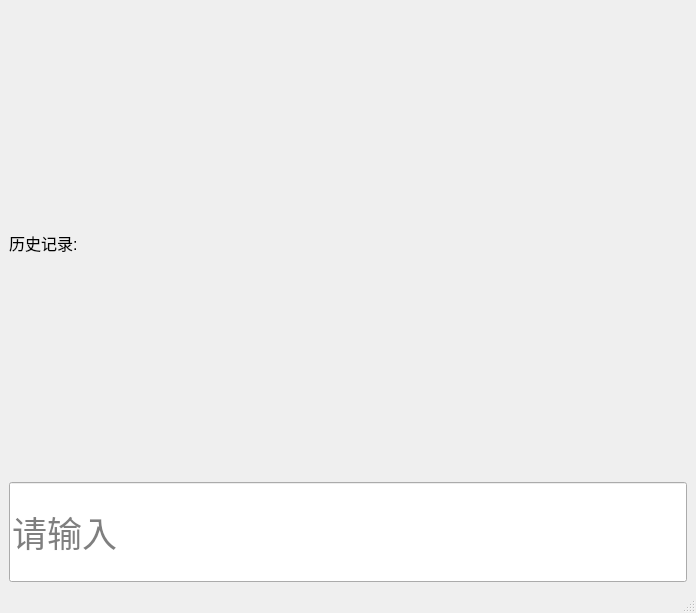
First picture: the form in mainwindow.ui, repository s3loy/HexCalculator, before the edit.
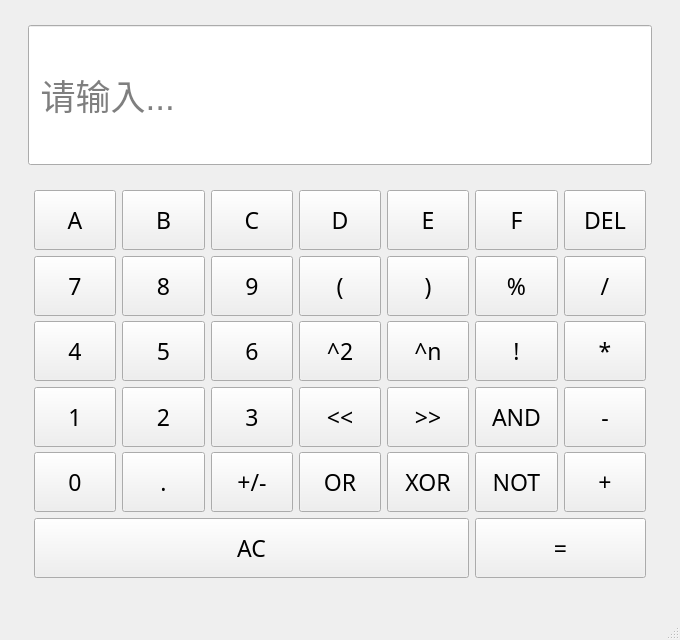
Second picture: the form after the edit.

Commit message: feat: ui base

What changed in the file:
```diff
--- a/mainwindow.ui
+++ b/mainwindow.ui
@@ -6,45 +6,947 @@
    <rect>
     <x>0</x>
     <y>0</y>
-    <width>696</width>
-    <height>613</height>
+    <width>680</width>
+    <height>640</height>
    </rect>
   </property>
+  <property name="minimumSize">
+   <size>
+    <width>680</width>
+    <height>640</height>
+   </size>
+  </property>
+  <property name="maximumSize">
+   <size>
+    <width>680</width>
+    <height>640</height>
+   </size>
+  </property>
+  <property name="font">
+   <font>
+    <fontweight>Medium</fontweight>
+   </font>
+  </property>
   <property name="windowTitle">
    <string>MainWindow</string>
   </property>
+  <property name="layoutDirection">
+   <enum>Qt::LayoutDirection::LeftToRight</enum>
+  </property>
+  <property name="tabShape">
+   <enum>QTabWidget::TabShape::Rounded</enum>
+  </property>
   <widget class="QWidget" name="centralwidget">
-   <layout class="QGridLayout" name="gridLayout">
-    <item row="0" column="0">
-     <widget class="QLabel" name="historyLabel">
-      <property name="font">
-       <font>
-        <pointsize>12</pointsize>
-       </font>
+   <property name="layoutDirection">
+    <enum>Qt::LayoutDirection::LeftToRight</enum>
+   </property>
+   <layout class="QVBoxLayout" name="verticalLayout">
+    <item>
+     <spacer name="verticalSpacer_2">
+      <property name="orientation">
+       <enum>Qt::Orientation::Vertical</enum>
       </property>
-      <property name="text">
-       <string>历史记录:</string>
+      <property name="sizeType">
+       <enum>QSizePolicy::Policy::Maximum</enum>
       </property>
+      <property name="sizeHint" stdset="0">
+       <size>
+        <width>20</width>
+        <height>10</height>
+       </size>
+      </property>
+     </spacer>
+    </item>
+    <item>
+     <widget class="QWidget" name="containerWidget" native="true">
+      <layout class="QHBoxLayout" name="horizontalLayout">
+       <item>
+        <spacer name="horizontalSpacer_3">
+         <property name="orientation">
+          <enum>Qt::Orientation::Horizontal</enum>
+         </property>
+         <property name="sizeType">
+          <enum>QSizePolicy::Policy::Minimum</enum>
+         </property>
+         <property name="sizeHint" stdset="0">
+          <size>
+           <width>10</width>
+           <height>20</height>
+          </size>
+         </property>
+        </spacer>
+       </item>
+       <item>
+        <widget class="QLineEdit" name="displayLineEdit">
+         <property name="sizePolicy">
+          <sizepolicy hsizetype="Expanding" vsizetype="Preferred">
+           <horstretch>0</horstretch>
+           <verstretch>0</verstretch>
+          </sizepolicy>
+         </property>
+         <property name="minimumSize">
+          <size>
+           <width>70</width>
+           <height>140</height>
+          </size>
+         </property>
+         <property name="maximumSize">
+          <size>
+           <width>16777215</width>
+           <height>140</height>
+          </size>
+         </property>
+         <property name="font">
+          <font>
+           <pointsize>26</pointsize>
+           <fontweight>Medium</fontweight>
+          </font>
+         </property>
+         <property name="cursor">
+          <cursorShape>BlankCursor</cursorShape>
+         </property>
+         <property name="mouseTracking">
+          <bool>false</bool>
+         </property>
+         <property name="tabletTracking">
+          <bool>false</bool>
+         </property>
+         <property name="acceptDrops">
+          <bool>false</bool>
+         </property>
+         <property name="whatsThis">
+          <string/>
+         </property>
+         <property name="autoFillBackground">
+          <bool>false</bool>
+         </property>
+         <property name="alignment">
+          <set>Qt::AlignmentFlag::AlignLeading|Qt::AlignmentFlag::AlignLeft|Qt::AlignmentFlag::AlignVCenter</set>
+         </property>
+         <property name="readOnly">
+          <bool>true</bool>
+         </property>
+         <property name="placeholderText">
+          <string> 请输入...</string>
+         </property>
+        </widget>
+       </item>
+       <item>
+        <spacer name="horizontalSpacer_4">
+         <property name="orientation">
+          <enum>Qt::Orientation::Horizontal</enum>
+         </property>
+         <property name="sizeType">
+          <enum>QSizePolicy::Policy::Minimum</enum>
+         </property>
+         <property name="sizeHint" stdset="0">
+          <size>
+           <width>10</width>
+           <height>20</height>
+          </size>
+         </property>
+        </spacer>
+       </item>
+      </layout>
      </widget>
     </item>
-    <item row="1" column="0">
-     <widget class="QLineEdit" name="displayLineEdit">
+    <item>
+     <widget class="QWidget" name="buttonWidget" native="true">
+      <property name="sizePolicy">
+       <sizepolicy hsizetype="Preferred" vsizetype="MinimumExpanding">
+        <horstretch>0</horstretch>
+        <verstretch>0</verstretch>
+       </sizepolicy>
+      </property>
       <property name="minimumSize">
        <size>
-        <width>80</width>
-        <height>100</height>
+        <width>70</width>
+        <height>60</height>
        </size>
       </property>
       <property name="font">
        <font>
-        <pointsize>26</pointsize>
+        <family>Noto Sans</family>
+        <pointsize>17</pointsize>
+        <bold>false</bold>
+        <hintingpreference>PreferFullHinting</hintingpreference>
        </font>
       </property>
-      <property name="placeholderText">
-       <string>请输入</string>
-      </property>
+      <layout class="QGridLayout" name="gridLayout">
+       <property name="leftMargin">
+        <number>15</number>
+       </property>
+       <property name="topMargin">
+        <number>10</number>
+       </property>
+       <property name="rightMargin">
+        <number>15</number>
+       </property>
+       <property name="bottomMargin">
+        <number>15</number>
+       </property>
+       <item row="3" column="1">
+        <widget class="QPushButton" name="btn1">
+         <property name="sizePolicy">
+          <sizepolicy hsizetype="Minimum" vsizetype="MinimumExpanding">
+           <horstretch>0</horstretch>
+           <verstretch>0</verstretch>
+          </sizepolicy>
+         </property>
+         <property name="minimumSize">
+          <size>
+           <width>70</width>
+           <height>60</height>
+          </size>
+         </property>
+         <property name="text">
+          <string>1</string>
+         </property>
+        </widget>
+       </item>
+       <item row="1" column="3">
+        <widget class="QPushButton" name="btn9">
+         <property name="sizePolicy">
+          <sizepolicy hsizetype="Minimum" vsizetype="MinimumExpanding">
+           <horstretch>0</horstretch>
+           <verstretch>0</verstretch>
+          </sizepolicy>
+         </property>
+         <property name="minimumSize">
+          <size>
+           <width>70</width>
+           <height>60</height>
+          </size>
+         </property>
+         <property name="text">
+          <string>9</string>
+         </property>
+        </widget>
+       </item>
+       <item row="2" column="3">
+        <widget class="QPushButton" name="btn6">
+         <property name="sizePolicy">
+          <sizepolicy hsizetype="Minimum" vsizetype="MinimumExpanding">
+           <horstretch>0</horstretch>
+           <verstretch>0</verstretch>
+          </sizepolicy>
+         </property>
+         <property name="minimumSize">
+          <size>
+           <width>70</width>
+           <height>60</height>
+          </size>
+         </property>
+         <property name="text">
+          <string>6</string>
+         </property>
+        </widget>
+       </item>
+       <item row="2" column="1">
+        <widget class="QPushButton" name="btn4">
+         <property name="sizePolicy">
+          <sizepolicy hsizetype="Minimum" vsizetype="MinimumExpanding">
+           <horstretch>0</horstretch>
+           <verstretch>0</verstretch>
+          </sizepolicy>
+         </property>
+         <property name="minimumSize">
+          <size>
+           <width>70</width>
+           <height>60</height>
+          </size>
+         </property>
+         <property name="text">
+          <string>4</string>
+         </property>
+        </widget>
+       </item>
+       <item row="2" column="6">
+        <widget class="QPushButton" name="btnFactorial">
+         <property name="sizePolicy">
+          <sizepolicy hsizetype="Minimum" vsizetype="MinimumExpanding">
+           <horstretch>0</horstretch>
+           <verstretch>0</verstretch>
+          </sizepolicy>
+         </property>
+         <property name="minimumSize">
+          <size>
+           <width>70</width>
+           <height>60</height>
+          </size>
+         </property>
+         <property name="text">
+          <string>!</string>
+         </property>
+        </widget>
+       </item>
+       <item row="2" column="5">
+        <widget class="QPushButton" name="btnPower">
+         <property name="sizePolicy">
+          <sizepolicy hsizetype="Minimum" vsizetype="MinimumExpanding">
+           <horstretch>0</horstretch>
+           <verstretch>0</verstretch>
+          </sizepolicy>
+         </property>
+         <property name="minimumSize">
+          <size>
+           <width>70</width>
+           <height>60</height>
+          </size>
+         </property>
+         <property name="text">
+          <string>^n</string>
+         </property>
+        </widget>
+       </item>
+       <item row="4" column="5">
+        <widget class="QPushButton" name="btnXor">
+         <property name="sizePolicy">
+          <sizepolicy hsizetype="Minimum" vsizetype="MinimumExpanding">
+           <horstretch>0</horstretch>
+           <verstretch>0</verstretch>
+          </sizepolicy>
+         </property>
+         <property name="minimumSize">
+          <size>
+           <width>70</width>
+           <height>60</height>
+          </size>
+         </property>
+         <property name="text">
+          <string>XOR</string>
+         </property>
+        </widget>
+       </item>
+       <item row="1" column="7">
+        <widget class="QPushButton" name="btnDivide">
+         <property name="sizePolicy">
+          <sizepolicy hsizetype="Minimum" vsizetype="MinimumExpanding">
+           <horstretch>0</horstretch>
+           <verstretch>0</verstretch>
+          </sizepolicy>
+         </property>
+         <property name="minimumSize">
+          <size>
+           <width>70</width>
+           <height>60</height>
+          </size>
+         </property>
+         <property name="text">
+          <string>/</string>
+         </property>
+        </widget>
+       </item>
+       <item row="1" column="2">
+        <widget class="QPushButton" name="btn8">
+         <property name="sizePolicy">
+          <sizepolicy hsizetype="Minimum" vsizetype="MinimumExpanding">
+           <horstretch>0</horstretch>
+           <verstretch>0</verstretch>
+          </sizepolicy>
+         </property>
+         <property name="minimumSize">
+          <size>
+           <width>70</width>
+           <height>60</height>
+          </size>
+         </property>
+         <property name="text">
+          <string>8</string>
+         </property>
+        </widget>
+       </item>
+       <item row="1" column="4">
+        <widget class="QPushButton" name="btnLeftParen">
+         <property name="sizePolicy">
+          <sizepolicy hsizetype="Minimum" vsizetype="MinimumExpanding">
+           <horstretch>0</horstretch>
+           <verstretch>0</verstretch>
+          </sizepolicy>
+         </property>
+         <property name="minimumSize">
+          <size>
+           <width>70</width>
+           <height>60</height>
+          </size>
+         </property>
+         <property name="text">
+          <string>(</string>
+         </property>
+        </widget>
+       </item>
+       <item row="2" column="7">
+        <widget class="QPushButton" name="btnMultiply">
+         <property name="sizePolicy">
+          <sizepolicy hsizetype="Minimum" vsizetype="MinimumExpanding">
+           <horstretch>0</horstretch>
+           <verstretch>0</verstretch>
+          </sizepolicy>
+         </property>
+         <property name="minimumSize">
+          <size>
+           <width>70</width>
+           <height>60</height>
+          </size>
+         </property>
+         <property name="text">
+          <string>*</string>
+         </property>
+        </widget>
+       </item>
+       <item row="1" column="5">
+        <widget class="QPushButton" name="btnRightParen">
+         <property name="sizePolicy">
+          <sizepolicy hsizetype="Minimum" vsizetype="MinimumExpanding">
+           <horstretch>0</horstretch>
+           <verstretch>0</verstretch>
+          </sizepolicy>
+         </property>
+         <property name="minimumSize">
+          <size>
+           <width>70</width>
+           <height>60</height>
+          </size>
+         </property>
+         <property name="text">
+          <string>)</string>
+         </property>
+        </widget>
+       </item>
+       <item row="3" column="5">
+        <widget class="QPushButton" name="btnRightShift">
+         <property name="sizePolicy">
+          <sizepolicy hsizetype="Minimum" vsizetype="MinimumExpanding">
+           <horstretch>0</horstretch>
+           <verstretch>0</verstretch>
+          </sizepolicy>
+         </property>
+         <property name="minimumSize">
+          <size>
+           <width>70</width>
+           <height>60</height>
+          </size>
+         </property>
+         <property name="text">
+          <string>&gt;&gt;</string>
+         </property>
+        </widget>
+       </item>
+       <item row="0" column="3">
+        <widget class="QPushButton" name="btnC">
+         <property name="sizePolicy">
+          <sizepolicy hsizetype="Minimum" vsizetype="MinimumExpanding">
+           <horstretch>0</horstretch>
+           <verstretch>0</verstretch>
+          </sizepolicy>
+         </property>
+         <property name="minimumSize">
+          <size>
+           <width>70</width>
+           <height>60</height>
+          </size>
+         </property>
+         <property name="text">
+          <string>C</string>
+         </property>
+        </widget>
+       </item>
+       <item row="2" column="2">
+        <widget class="QPushButton" name="btn5">
+         <property name="sizePolicy">
+          <sizepolicy hsizetype="Minimum" vsizetype="MinimumExpanding">
+           <horstretch>0</horstretch>
+           <verstretch>0</verstretch>
+          </sizepolicy>
+         </property>
+         <property name="minimumSize">
+          <size>
+           <width>70</width>
+           <height>60</height>
+          </size>
+         </property>
+         <property name="text">
+          <string>5</string>
+         </property>
+        </widget>
+       </item>
+       <item row="4" column="4">
+        <widget class="QPushButton" name="btnOr">
+         <property name="sizePolicy">
+          <sizepolicy hsizetype="Minimum" vsizetype="MinimumExpanding">
+           <horstretch>0</horstretch>
+           <verstretch>0</verstretch>
+          </sizepolicy>
+         </property>
+         <property name="minimumSize">
+          <size>
+           <width>70</width>
+           <height>60</height>
+          </size>
+         </property>
+         <property name="text">
+          <string>OR</string>
+         </property>
+        </widget>
+       </item>
+       <item row="5" column="6" colspan="2">
+        <widget class="QPushButton" name="btnEqual">
+         <property name="sizePolicy">
+          <sizepolicy hsizetype="Minimum" vsizetype="MinimumExpanding">
+           <horstretch>0</horstretch>
+           <verstretch>0</verstretch>
+          </sizepolicy>
+         </property>
+         <property name="minimumSize">
+          <size>
+           <width>70</width>
+           <height>60</height>
+          </size>
+         </property>
+         <property name="text">
+          <string>=</string>
+         </property>
+        </widget>
+       </item>
+       <item row="4" column="3">
+        <widget class="QPushButton" name="btnNegate">
+         <property name="sizePolicy">
+          <sizepolicy hsizetype="Minimum" vsizetype="MinimumExpanding">
+           <horstretch>0</horstretch>
+           <verstretch>0</verstretch>
+          </sizepolicy>
+         </property>
+         <property name="minimumSize">
+          <size>
+           <width>70</width>
+           <height>60</height>
+          </size>
+         </property>
+         <property name="text">
+          <string>+/-</string>
+         </property>
+        </widget>
+       </item>
+       <item row="2" column="4">
+        <widget class="QPushButton" name="btnSquare">
+         <property name="sizePolicy">
+          <sizepolicy hsizetype="Minimum" vsizetype="MinimumExpanding">
+           <horstretch>0</horstretch>
+           <verstretch>0</verstretch>
+          </sizepolicy>
+         </property>
+         <property name="minimumSize">
+          <size>
+           <width>70</width>
+           <height>60</height>
+          </size>
+         </property>
+         <property name="text">
+          <string>^2</string>
+         </property>
+        </widget>
+       </item>
+       <item row="3" column="6">
+        <widget class="QPushButton" name="btnAnd">
+         <property name="sizePolicy">
+          <sizepolicy hsizetype="Minimum" vsizetype="MinimumExpanding">
+           <horstretch>0</horstretch>
+           <verstretch>0</verstretch>
+          </sizepolicy>
+         </property>
+         <property name="minimumSize">
+          <size>
+           <width>70</width>
+           <height>60</height>
+          </size>
+         </property>
+         <property name="text">
+          <string>AND</string>
+         </property>
+        </widget>
+       </item>
+       <item row="0" column="5">
+        <widget class="QPushButton" name="btnE">
+         <property name="sizePolicy">
+          <sizepolicy hsizetype="Minimum" vsizetype="MinimumExpanding">
+           <horstretch>0</horstretch>
+           <verstretch>0</verstretch>
+          </sizepolicy>
+         </property>
+         <property name="minimumSize">
+          <size>
+           <width>70</width>
+           <height>60</height>
+          </size>
+         </property>
+         <property name="text">
+          <string>E</string>
+         </property>
+        </widget>
+       </item>
+       <item row="4" column="2">
+        <widget class="QPushButton" name="btnDot">
+         <property name="sizePolicy">
+          <sizepolicy hsizetype="Minimum" vsizetype="MinimumExpanding">
+           <horstretch>0</horstretch>
+           <verstretch>0</verstretch>
+          </sizepolicy>
+         </property>
+         <property name="minimumSize">
+          <size>
+           <width>70</width>
+           <height>60</height>
+          </size>
+         </property>
+         <property name="text">
+          <string>.</string>
+         </property>
+        </widget>
+       </item>
+       <item row="0" column="4">
+        <widget class="QPushButton" name="btnD">
+         <property name="sizePolicy">
+          <sizepolicy hsizetype="Minimum" vsizetype="MinimumExpanding">
+           <horstretch>0</horstretch>
+           <verstretch>0</verstretch>
+          </sizepolicy>
+         </property>
+         <property name="minimumSize">
+          <size>
+           <width>70</width>
+           <height>60</height>
+          </size>
+         </property>
+         <property name="text">
+          <string>D</string>
+         </property>
+        </widget>
+       </item>
+       <item row="1" column="6">
+        <widget class="QPushButton" name="btnModulo">
+         <property name="sizePolicy">
+          <sizepolicy hsizetype="Minimum" vsizetype="MinimumExpanding">
+           <horstretch>0</horstretch>
+           <verstretch>0</verstretch>
+          </sizepolicy>
+         </property>
+         <property name="minimumSize">
+          <size>
+           <width>70</width>
+           <height>60</height>
+          </size>
+         </property>
+         <property name="text">
+          <string>%</string>
+         </property>
+        </widget>
+       </item>
+       <item row="3" column="4">
+        <widget class="QPushButton" name="btnLeftShift">
+         <property name="sizePolicy">
+          <sizepolicy hsizetype="Minimum" vsizetype="MinimumExpanding">
+           <horstretch>0</horstretch>
+           <verstretch>0</verstretch>
+          </sizepolicy>
+         </property>
+         <property name="minimumSize">
+          <size>
+           <width>70</width>
+           <height>60</height>
+          </size>
+         </property>
+         <property name="text">
+          <string>&lt;&lt;</string>
+         </property>
+        </widget>
+       </item>
+       <item row="4" column="6">
+        <widget class="QPushButton" name="btnNot">
+         <property name="sizePolicy">
+          <sizepolicy hsizetype="Minimum" vsizetype="MinimumExpanding">
+           <horstretch>0</horstretch>
+           <verstretch>0</verstretch>
+          </sizepolicy>
+         </property>
+         <property name="minimumSize">
+          <size>
+           <width>70</width>
+           <height>60</height>
+          </size>
+         </property>
+         <property name="text">
+          <string>NOT</string>
+         </property>
+        </widget>
+       </item>
+       <item row="5" column="1" colspan="5">
+        <widget class="QPushButton" name="btnClear">
+         <property name="sizePolicy">
+          <sizepolicy hsizetype="Minimum" vsizetype="MinimumExpanding">
+           <horstretch>0</horstretch>
+           <verstretch>0</verstretch>
+          </sizepolicy>
+         </property>
+         <property name="minimumSize">
+          <size>
+           <width>70</width>
+           <height>60</height>
+          </size>
+         </property>
+         <property name="text">
+          <string>AC</string>
+         </property>
+        </widget>
+       </item>
+       <item row="3" column="7">
+        <widget class="QPushButton" name="btnMinus">
+         <property name="sizePolicy">
+          <sizepolicy hsizetype="Minimum" vsizetype="MinimumExpanding">
+           <horstretch>0</horstretch>
+           <verstretch>0</verstretch>
+          </sizepolicy>
+         </property>
+         <property name="minimumSize">
+          <size>
+           <width>70</width>
+           <height>60</height>
+          </size>
+         </property>
+         <property name="text">
+          <string>-</string>
+         </property>
+        </widget>
+       </item>
+       <item row="0" column="6">
+        <widget class="QPushButton" name="btnF">
+         <property name="sizePolicy">
+          <sizepolicy hsizetype="Minimum" vsizetype="MinimumExpanding">
+           <horstretch>0</horstretch>
+           <verstretch>0</verstretch>
+          </sizepolicy>
+         </property>
+         <property name="minimumSize">
+          <size>
+           <width>70</width>
+           <height>60</height>
+          </size>
+         </property>
+         <property name="text">
+          <string>F</string>
+         </property>
+        </widget>
+       </item>
+       <item row="0" column="2">
+        <widget class="QPushButton" name="btnB">
+         <property name="sizePolicy">
+          <sizepolicy hsizetype="Minimum" vsizetype="MinimumExpanding">
+           <horstretch>0</horstretch>
+           <verstretch>0</verstretch>
+          </sizepolicy>
+         </property>
+         <property name="minimumSize">
+          <size>
+           <width>70</width>
+           <height>60</height>
+          </size>
+         </property>
+         <property name="text">
+          <string>B</string>
+         </property>
+        </widget>
+       </item>
+       <item row="0" column="1">
+        <widget class="QPushButton" name="btnA">
+         <property name="sizePolicy">
+          <sizepolicy hsizetype="Minimum" vsizetype="MinimumExpanding">
+           <horstretch>0</horstretch>
+           <verstretch>0</verstretch>
+          </sizepolicy>
+         </property>
+         <property name="minimumSize">
+          <size>
+           <width>70</width>
+           <height>60</height>
+          </size>
+         </property>
+         <property name="font">
+          <font>
+           <family>Noto Sans</family>
+           <pointsize>17</pointsize>
+           <bold>false</bold>
+           <hintingpreference>PreferFullHinting</hintingpreference>
+          </font>
+         </property>
+         <property name="text">
+          <string>A</string>
+         </property>
+        </widget>
+       </item>
+       <item row="3" column="2">
+        <widget class="QPushButton" name="btn2">
+         <property name="sizePolicy">
+          <sizepolicy hsizetype="Minimum" vsizetype="MinimumExpanding">
+           <horstretch>0</horstretch>
+           <verstretch>0</verstretch>
+          </sizepolicy>
+         </property>
+         <property name="minimumSize">
+          <size>
+           <width>70</width>
+           <height>60</height>
+          </size>
+         </property>
+         <property name="text">
+          <string>2</string>
+         </property>
+        </widget>
+       </item>
+       <item row="3" column="3">
+        <widget class="QPushButton" name="btn3">
+         <property name="sizePolicy">
+          <sizepolicy hsizetype="Minimum" vsizetype="MinimumExpanding">
+           <horstretch>0</horstretch>
+           <verstretch>0</verstretch>
+          </sizepolicy>
+         </property>
+         <property name="minimumSize">
+          <size>
+           <width>70</width>
+           <height>60</height>
+          </size>
+         </property>
+         <property name="text">
+          <string>3</string>
+         </property>
+        </widget>
+       </item>
+       <item row="3" column="8">
+        <spacer name="horizontalSpacer_2">
+         <property name="orientation">
+          <enum>Qt::Orientation::Horizontal</enum>
+         </property>
+         <property name="sizeType">
+          <enum>QSizePolicy::Policy::Minimum</enum>
+         </property>
+         <property name="sizeHint" stdset="0">
+          <size>
+           <width>10</width>
+           <height>20</height>
+          </size>
+         </property>
+        </spacer>
+       </item>
+       <item row="4" column="7">
+        <widget class="QPushButton" name="btnPlus">
+         <property name="sizePolicy">
+          <sizepolicy hsizetype="Minimum" vsizetype="MinimumExpanding">
+           <horstretch>0</horstretch>
+           <verstretch>0</verstretch>
+          </sizepolicy>
+         </property>
+         <property name="minimumSize">
+          <size>
+           <width>70</width>
+           <height>60</height>
+          </size>
+         </property>
+         <property name="text">
+          <string>+</string>
+         </property>
+        </widget>
+       </item>
+       <item row="1" column="1">
+        <widget class="QPushButton" name="btn7">
+         <property name="sizePolicy">
+          <sizepolicy hsizetype="Minimum" vsizetype="MinimumExpanding">
+           <horstretch>0</horstretch>
+           <verstretch>0</verstretch>
+          </sizepolicy>
+         </property>
+         <property name="minimumSize">
+          <size>
+           <width>70</width>
+           <height>60</height>
+          </size>
+         </property>
+         <property name="text">
+          <string>7</string>
+         </property>
+        </widget>
+       </item>
+       <item row="4" column="1">
+        <widget class="QPushButton" name="btn0">
+         <property name="sizePolicy">
+          <sizepolicy hsizetype="Minimum" vsizetype="MinimumExpanding">
+           <horstretch>0</horstretch>
+           <verstretch>0</verstretch>
+          </sizepolicy>
+         </property>
+         <property name="minimumSize">
+          <size>
+           <width>70</width>
+           <height>60</height>
+          </size>
+         </property>
+         <property name="text">
+          <string>0</string>
+         </property>
+        </widget>
+       </item>
+       <item row="0" column="7">
+        <widget class="QPushButton" name="btnDelete">
+         <property name="sizePolicy">
+          <sizepolicy hsizetype="Minimum" vsizetype="MinimumExpanding">
+           <horstretch>0</horstretch>
+           <verstretch>0</verstretch>
+          </sizepolicy>
+         </property>
+         <property name="minimumSize">
+          <size>
+           <width>70</width>
+           <height>60</height>
+          </size>
+         </property>
+         <property name="text">
+          <string>DEL</string>
+         </property>
+        </widget>
+       </item>
+       <item row="0" column="0" rowspan="6">
+        <spacer name="horizontalSpacer">
+         <property name="orientation">
+          <enum>Qt::Orientation::Horizontal</enum>
+         </property>
+         <property name="sizeType">
+          <enum>QSizePolicy::Policy::Minimum</enum>
+         </property>
+         <property name="sizeHint" stdset="0">
+          <size>
+           <width>10</width>
+           <height>20</height>
+          </size>
+         </property>
+        </spacer>
+       </item>
+      </layout>
      </widget>
     </item>
+    <item>
+     <spacer name="verticalSpacer">
+      <property name="orientation">
+       <enum>Qt::Orientation::Vertical</enum>
+      </property>
+      <property name="sizeType">
+       <enum>QSizePolicy::Policy::Maximum</enum>
+      </property>
+      <property name="sizeHint" stdset="0">
+       <size>
+        <width>1</width>
+        <height>20</height>
+       </size>
+      </property>
+     </spacer>
+    </item>
    </layout>
   </widget>
   <widget class="QStatusBar" name="statusbar"/>
```
